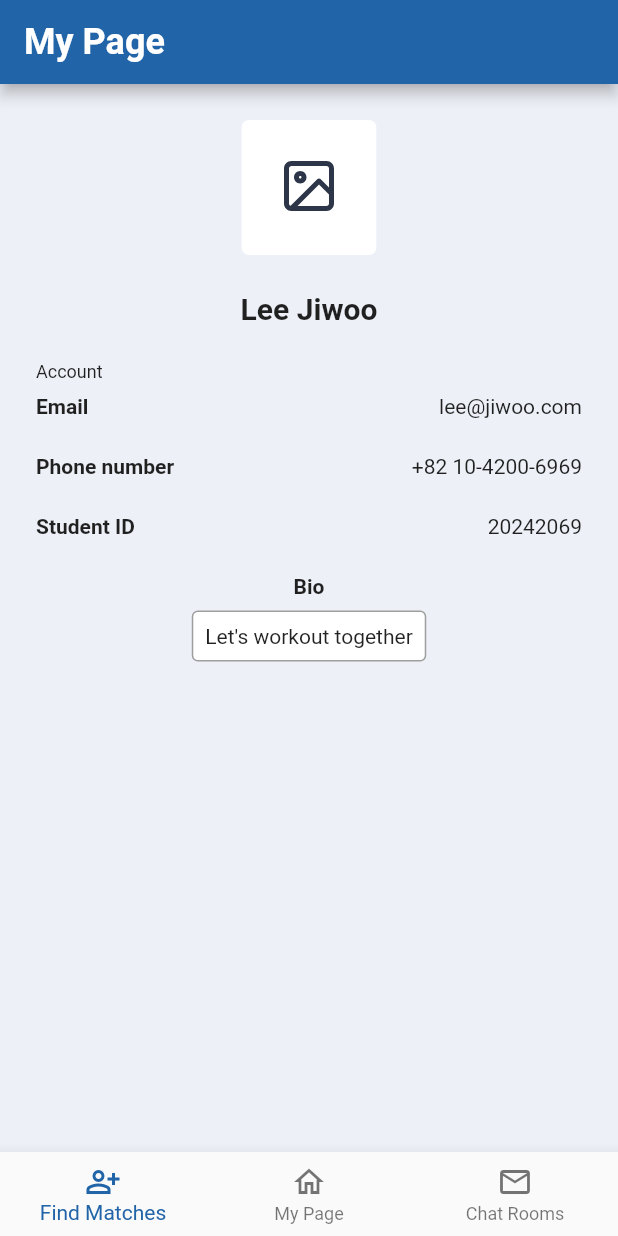
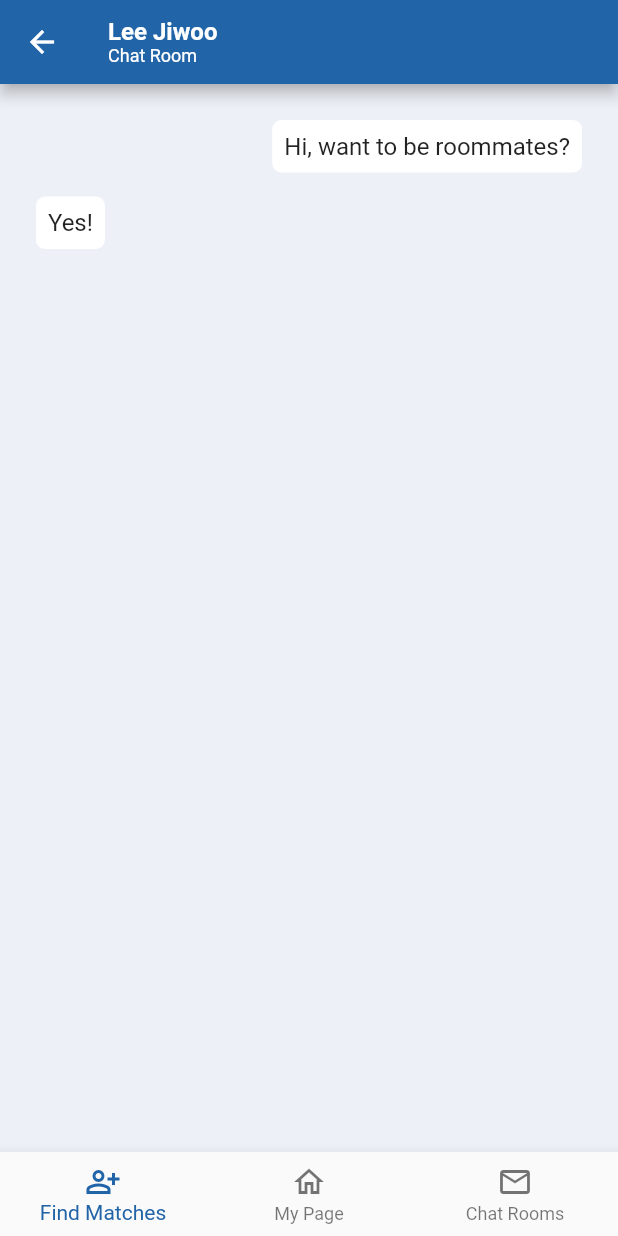
Before and after one commit to wthIC/kaistie, a Flutter app: the screen it shows after launch, on a phone screen of 412 x 824 dp. Run offline on Flutter 3.47's test engine with Material 2 defaults, Android fonts, the phone set to English and light mode, and no system bars; our stand-ins replace flutter_spinkit, flutter_svg, syncfusion_flutter_datepicker.

Commit message:
chat screen skeleton

```diff
--- a/lib/main.dart
+++ b/lib/main.dart
@@ -1,4 +1,5 @@
 import 'package:flutter/material.dart';
+import 'package:kaistie/screens/chat_screen.dart';
 import 'package:kaistie/screens/my_page_match_screen.dart';
 import 'package:kaistie/screens/my_page_self_screen.dart';
 import 'package:kaistie/screens/sign_in_screen.dart';
@@ -34,7 +35,7 @@ class Kaistie extends StatelessWidget {
         ),
         backgroundColor: Colors.white,
       ),
-      home: MyPageMatch(),
+      home: ChatScreen(),
     );
   }
 }
--- /dev/null
+++ b/lib/screens/chat_screen.dart
@@ -0,0 +1,179 @@
+import 'package:flutter/material.dart';
+import 'package:flutter_svg/flutter_svg.dart';
+import 'package:flutter_spinkit/flutter_spinkit.dart';
+
+class ChatScreen extends StatelessWidget {
+  const ChatScreen({Key? key}) : super(key: key);
+
+  @override
+  Widget build(BuildContext context) {
+    final ColorScheme colorScheme = Theme.of(context).colorScheme;
+    return SafeArea(
+      child: GestureDetector(
+        onTap: () {
+          FocusManager.instance.primaryFocus?.unfocus();
+        },
+        child: Scaffold(
+          backgroundColor: const Color(0xFFEDF0F7),
+          appBar: AppBar(
+            leading: IconButton(
+              icon: Icon(Icons.arrow_back),
+              onPressed: () {},
+            ),
+            centerTitle: false,
+            title: Column(
+              crossAxisAlignment: CrossAxisAlignment.start,
+              children: [
+                Text(
+                  'Lee Jiwoo',
+                  style: TextStyle(
+                    fontSize: 16.0,
+                    fontWeight: FontWeight.w700,
+                  ),
+                ),
+                Text(
+                  'Chat Room',
+                  style: TextStyle(
+                    fontSize: 12.0,
+                    fontWeight: FontWeight.w400,
+                  ),
+                ),
+              ],
+            ),
+          ),
+          body: Padding(
+            padding: const EdgeInsets.all(24.0),
+            child: SizedBox.expand(
+              child: Column(
+                children: [
+                  Row(
+                    mainAxisSize: MainAxisSize.max,
+                    mainAxisAlignment: MainAxisAlignment.end,
+                    children: [
+                      Container(
+                        padding: EdgeInsets.all(8.0),
+                        decoration: BoxDecoration(
+                          color: Colors.white,
+                          borderRadius: BorderRadius.circular(6.0),
+                        ),
+                        child: Text(
+                          'Hi, want to be roommates?',
+                          style: TextStyle(
+                            fontSize: 16.0,
+                            fontWeight: FontWeight.w400,
+                          ),
+                        ),
+                      ),
+                    ],
+                  ),
+                  SizedBox(height: 16.0),
+                  Row(
+                    mainAxisSize: MainAxisSize.max,
+                    mainAxisAlignment: MainAxisAlignment.start,
+                    children: [
+                      Container(
+                        padding: EdgeInsets.all(8.0),
+                        decoration: BoxDecoration(
+                          color: Colors.white,
+                          borderRadius: BorderRadius.circular(6.0),
+                        ),
+                        child: Text(
+                          'Yes!',
+                          style: TextStyle(
+                            fontSize: 16.0,
+                            fontWeight: FontWeight.w400,
+                          ),
+                        ),
+                      ),
+                    ],
+                  ),
+                ],
+              ),
+            ),
+          ),
+          bottomNavigationBar: BottomNavigationBar(
+            items: const [
+              BottomNavigationBarItem(
+                icon: Icon(Icons.person_add_alt_outlined),
+                label: 'Find Matches',
+              ),
+              BottomNavigationBarItem(
+                icon: Icon(Icons.home_outlined),
+                label: 'My Page',
+              ),
+              BottomNavigationBarItem(
+                icon: Icon(Icons.mail_outlined),
+                label: 'Chat Rooms',
+              ),
+            ],
+          ),
+        ),
+      ),
+    );
+  }
+}
+
+class _CustomButton extends StatelessWidget {
+  const _CustomButton({
+    Key? key,
+    required this.onTap,
+    required this.buttonText,
+    required this.color,
+    required this.textColor,
+    this.disabled = false,
+    this.loading = false,
+  }) : super(key: key);
+
+  final Function() onTap;
+  final String buttonText;
+  final bool disabled;
+  final Color? color;
+  final Color textColor;
+  final Color disabledColor = const Color.fromRGBO(144, 164, 174, 1);
+  final bool loading;
+
+  @override
+  Widget build(BuildContext context) {
+    final TextTheme textTheme = Theme.of(context).textTheme;
+    final ColorScheme colorScheme = Theme.of(context).colorScheme;
+    return Column(
+      mainAxisSize: MainAxisSize.min,
+      children: [
+        Container(
+          height: 48.0,
+          decoration: BoxDecoration(
+            borderRadius: BorderRadius.circular(8.0),
+            color: color,
+          ),
+          child: Material(
+            color: Colors.transparent,
+            child: InkWell(
+              splashColor: disabledColor,
+              highlightColor: disabledColor,
+              borderRadius: BorderRadius.circular(8.0),
+              onTap: disabled ? null : onTap,
+              child: SizedBox(
+                child: Padding(
+                  padding: const EdgeInsets.symmetric(horizontal: 14.0),
+                  child: Center(
+                    child: loading
+                        ? const SpinKitThreeBounce(
+                            color: Colors.white,
+                            size: 20,
+                          )
+                        : Text(
+                            buttonText,
+                            style: textTheme.button!.copyWith(color: textColor),
+                            textAlign: TextAlign.center,
+                          ),
+                  ),
+                ),
+                // height: 40.0,
+              ),
+            ),
+          ),
+        ),
+      ],
+    );
+  }
+}
--- a/lib/screens/my_page_match_screen.dart
+++ b/lib/screens/my_page_match_screen.dart
@@ -121,6 +121,7 @@ class MyPageMatch extends StatelessWidget {
                   ),
                   const SizedBox(height: 8.0),
                   Container(
+                    width: double.infinity,
                     decoration: BoxDecoration(
                       color: Colors.white,
                       border: Border.all(
--- a/lib/screens/my_page_self_screen.dart
+++ b/lib/screens/my_page_self_screen.dart
@@ -121,6 +121,7 @@ class MyPageSelf extends StatelessWidget {
                   ),
                   const SizedBox(height: 8.0),
                   Container(
+                    width: double.infinity,
                     decoration: BoxDecoration(
                       color: Colors.white,
                       border: Border.all(
```
